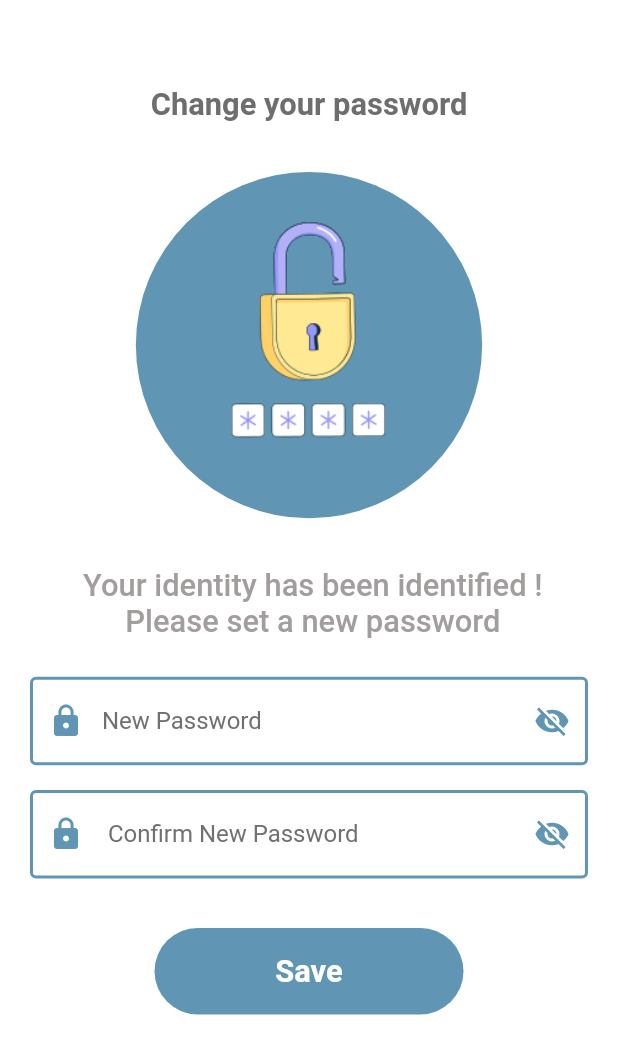
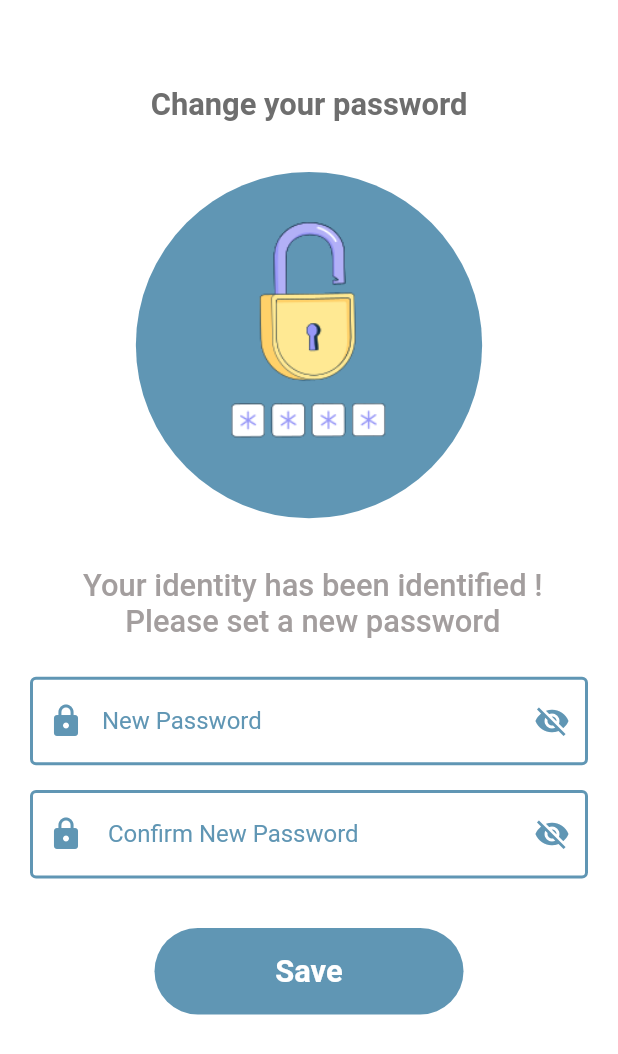
Before and after one commit to naima-adardor/AttendMe, a Flutter app: the ChangePasswordPage screen opened directly with empty values, on a phone screen of 412 x 824 dp. Shown: the top 1054 px of the screen. Run offline on Flutter 3.47's test engine with Material 2 defaults, Android fonts, the phone set to English and light mode, and no system bars; our stand-ins replace barcode_widget, camera, file_picker, fluentui_icons, fluttertoast, gap and 7 more; missing offline and left inert: flutter_barcode_scanner, mobile_scanner; accounts and stored records are empty.

Commit message:
change password

```diff
--- a/lib/Screens/change_password.dart
+++ b/lib/Screens/change_password.dart
@@ -1,6 +1,9 @@
 import 'package:flutter/material.dart';
 import 'package:gap/gap.dart';
 import 'package:attend_me/Screens/Login_page.dart';
+
+import '../models/api-response.dart';
+import '../services/user-services.dart';
 
 class ChangePasswordPage extends StatefulWidget {
   final String email;
@@ -15,9 +18,33 @@ class ChangePasswordPage extends StatefulWidget {
 }
 
 class _ChangePasswordPageState extends State<ChangePasswordPage> {
+  TextEditingController _new_password = TextEditingController();
+  TextEditingController _confirmation_password = TextEditingController();
+
+  //change password
+  void changePassw() async {
+    ApiResponse response = await changePass(widget.email, _new_password.text);
+
+    if (response.error == null && mounted) {
+      ScaffoldMessenger.of(context).showSnackBar(
+        SnackBar(content: Text('${response.data}')),
+      );
+      Navigator.push(
+        context,
+        MaterialPageRoute(builder: (context) => const LoginPage()),
+      );
+    } else {
+      if (mounted) {
+        ScaffoldMessenger.of(context).showSnackBar(
+          SnackBar(content: Text('${response.error}')),
+        );
+      }
+    }
+  }
+
   final formKey = GlobalKey<FormState>();
-  bool _isTappedPass = false;
   bool _hideText = true;
+  bool _hideText2 = true;
   @override
   Widget build(BuildContext context) {
     final Size screenSize = MediaQuery.of(context).size;
@@ -98,19 +125,18 @@ class _ChangePasswordPageState extends State<ChangePasswordPage> {
                   padding:
                       const EdgeInsets.symmetric(horizontal: 20, vertical: 0),
                   child: TextFormField(
+                    controller: _new_password,
+                    validator: (value) =>
+                        value!.isEmpty ? "Please enter a valid password" : null,
                     onTap: () {
-                      setState(() {
-                        _isTappedPass = true;
-                      });
+                      // setState(() {
+                      //   _isTappedPass = true;
+                      // });
                     },
                     obscureText: _hideText,
                     decoration: InputDecoration(
                       labelText: "New Password",
-                      labelStyle: TextStyle(
-                        color: _isTappedPass
-                            ? const Color(0xFF6096B4)
-                            : const Color.fromARGB(255, 112, 112, 112),
-                      ),
+                      labelStyle: const TextStyle(color: Color(0xFF6096B4)),
                       enabledBorder: const OutlineInputBorder(
                         borderSide: BorderSide(
                           color: Color(0xFF6096B4),
@@ -148,19 +174,21 @@ class _ChangePasswordPageState extends State<ChangePasswordPage> {
                   padding:
                       const EdgeInsets.symmetric(horizontal: 20, vertical: 0),
                   child: TextFormField(
+                    controller: _confirmation_password,
+                    validator: (value) => value!.isEmpty
+                        ? "Please confirm your password"
+                        : (value != _new_password.text)
+                            ? 'Passwords do not match'
+                            : null,
                     onTap: () {
-                      setState(() {
-                        _isTappedPass = true;
-                      });
+                      // setState(() {
+                      //   _isTappedPass = true;
+                      // });
                     },
-                    obscureText: _hideText,
+                    obscureText: _hideText2,
                     decoration: InputDecoration(
                       labelText: " Confirm New Password",
-                      labelStyle: TextStyle(
-                        color: _isTappedPass
-                            ? const Color(0xFF6096B4)
-                            : const Color.fromARGB(255, 112, 112, 112),
-                      ),
+                      labelStyle: const TextStyle(color: Color(0xFF6096B4)),
                       enabledBorder: const OutlineInputBorder(
                         borderSide: BorderSide(
                           color: Color(0xFF6096B4),
@@ -177,12 +205,12 @@ class _ChangePasswordPageState extends State<ChangePasswordPage> {
                       ),
                       suffixIcon: IconButton(
                         icon: Icon(
-                          _hideText ? Icons.visibility_off : Icons.visibility,
+                          _hideText2 ? Icons.visibility_off : Icons.visibility,
                           color: const Color(0xFF6096B4),
                         ),
                         onPressed: () {
                           setState(() {
-                            _hideText = !_hideText;
+                            _hideText2 = !_hideText2;
                           });
                         },
                       ),
@@ -206,12 +234,15 @@ class _ChangePasswordPageState extends State<ChangePasswordPage> {
                         shape: RoundedRectangleBorder(
                             borderRadius: BorderRadius.circular(35))),
                     onPressed: () {
-                      Navigator.push(
-                        context,
-                        MaterialPageRoute(
-                          builder: (context) => const LoginPage(),
-                        ),
-                      );
+                      if (formKey.currentState!.validate()) {
+                        changePassw();
+                      }
+                      // Navigator.push(
+                      //   context,
+                      //   MaterialPageRoute(
+                      //     builder: (context) => const LoginPage(),
+                      //   ),
+                      // );
                     },
                     child: Text(
                       "Save",
--- a/lib/constants/constants.dart
+++ b/lib/constants/constants.dart
@@ -7,6 +7,7 @@ const registerURL = baseURL + '/register';
 const logoutURL = baseURL + '/logout';
 const userURL = baseURL + '/user';
 const passwordURL = baseURL + '/changePassword';
+const passwordURL2 = baseURL + '/changePassword2';
 const addAttIssuesURL = baseURL + '/addAttIssues';
 const addSanitaryURL = baseURL + '/addSanitary';
 const sendOtpURL = baseURL + '/sendOTP';
```
Also changed, not shown: lib/services/user-services.dart (+35 -0 lines).
